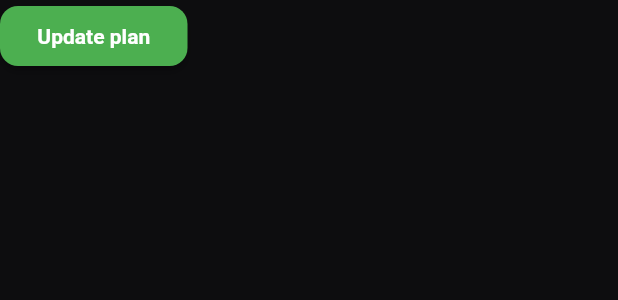
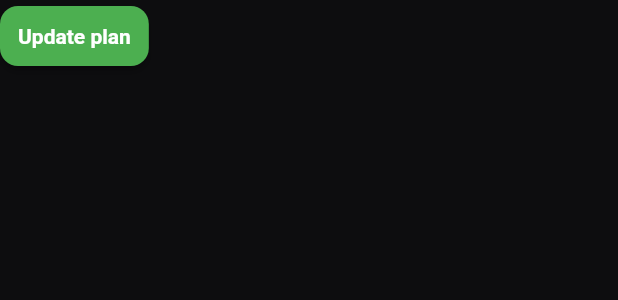
Before and after one commit to eknaub/movlix, a Flutter app: the RoundedElevatedButtonSmall widget shown alone on an empty page, opened directly, on a phone screen of 412 x 824 dp. Shown: the top 300 px of the screen. Run offline on Flutter 3.47's test engine with Material 2 defaults, Android fonts, the phone set to English and light mode, and no system bars; our stand-ins replace cloud_firestore, firebase_auth, firebase_core; accounts and stored records are empty; generated files the repository leaves out were written again; network calls fail.

Commit message:
Update rounded_elevated_button_small.dart

```diff
--- a/lib/widgets/rounded_elevated_button_small.dart
+++ b/lib/widgets/rounded_elevated_button_small.dart
@@ -22,7 +22,6 @@ class RoundedElevatedButtonSmall extends StatelessWidget {
         shape: RoundedRectangleBorder(
           borderRadius: BorderRadius.circular(12),
         ),
-        fixedSize: const Size.fromWidth(125),
       ),
       onPressed: () => onPressed(),
       child: Text(title),
```
